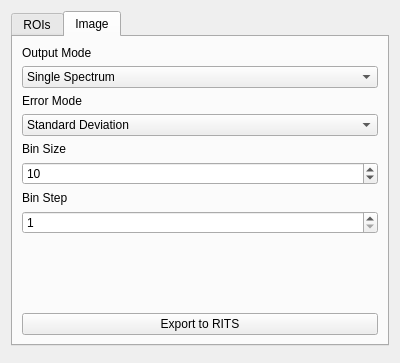
The window that mantidimaging/gui/ui/roi_form_widget.ui (mantidproject/mantidimaging) describes before a commit, drawn with Qt 5.
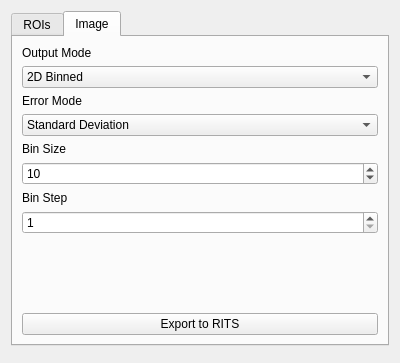
The same window after the commit. The open tabs and pages were chosen to show the change. Custom widgets are drawn as their Qt base class.

Commit message: image_output_mode_combobox default to 2D Binned

```diff
--- a/mantidimaging/gui/ui/roi_form_widget.ui
+++ b/mantidimaging/gui/ui/roi_form_widget.ui
@@ -113,7 +113,7 @@
         <widget class="QComboBox" name="image_output_mode_combobox">
          <item>
           <property name="text">
-           <string>Single Spectrum</string>
+           <string>2D Binned</string>
           </property>
          </item>
          <item>
```
Left out of the diff: 2 changed lines with no effect on the pictures.
